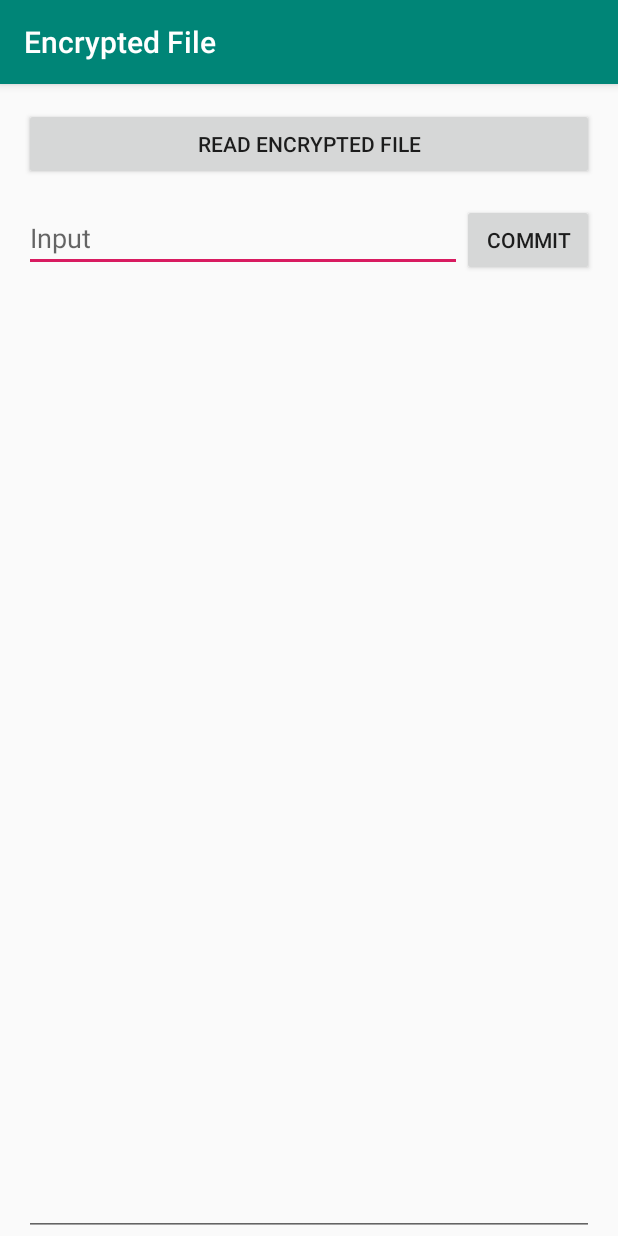
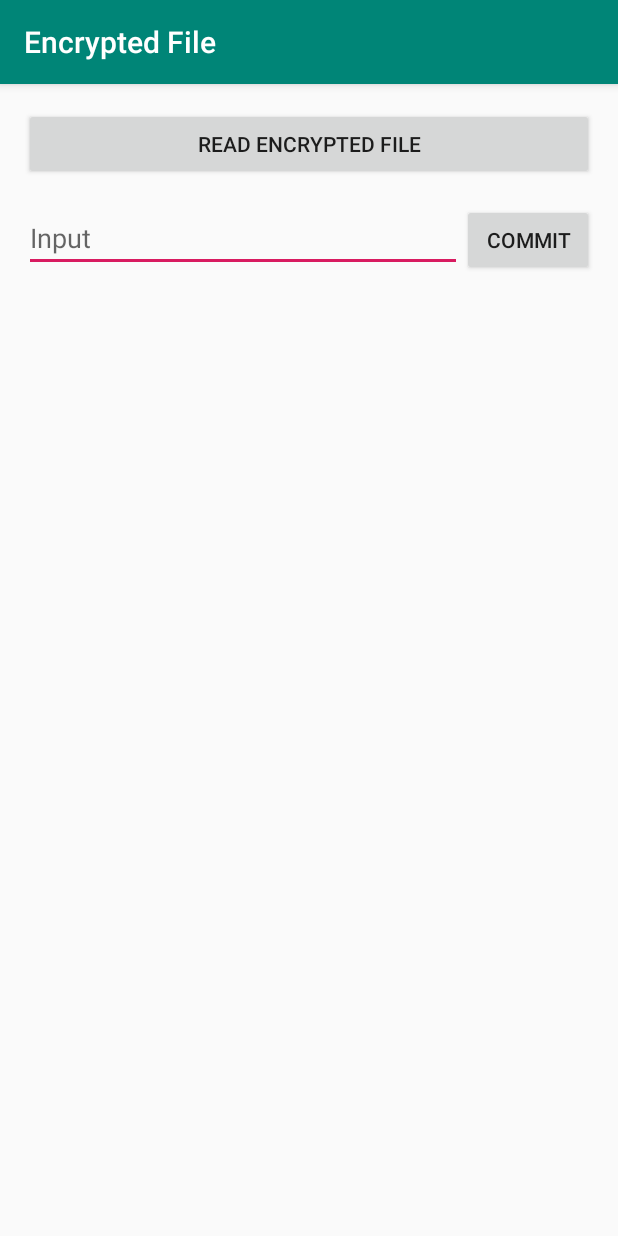
Before and after one commit to iMeePwni/Jetpack, an Android app: the EncryptedFileActivity screen opened directly, with no data from a screen before it, on a phone screen of 412 x 824 dp. Run offline under Robolectric (Android 15) with nearby library versions, the phone set to English and light mode, and no system bars.

```diff
--- a/app/src/main/java/com/imeepwni/jetpack/function/encrypted_file/EncryptedFileActivity.kt
+++ b/app/src/main/java/com/imeepwni/jetpack/function/encrypted_file/EncryptedFileActivity.kt
@@ -24,11 +24,11 @@ class EncryptedFileActivity : BaseActivity() {
 
     private fun initView() {
         btn_read_file.setOnClickListener {
-            toast("test: ${SharedPreferencesUtil.getString("test", "default")}")
+            toast("security: ${SharedPreferencesUtil.getString("security", "default")}")
         }
         btn_commit_input.setOnClickListener {
             et_input_words.getTrimText().let {
-                SharedPreferencesUtil.putString("test", it)
+                SharedPreferencesUtil.putString("security", it)
             }
         }
     }
--- a/app/src/main/res/layout/activity_encrypted_file.xml
+++ b/app/src/main/res/layout/activity_encrypted_file.xml
@@ -1,7 +1,6 @@
 <?xml version="1.0" encoding="utf-8"?>
 <androidx.constraintlayout.widget.ConstraintLayout xmlns:android="http://schemas.android.com/apk/res/android"
     xmlns:app="http://schemas.android.com/apk/res-auto"
-    xmlns:tools="http://schemas.android.com/tools"
     android:layout_width="match_parent"
     android:layout_height="match_parent">
 
@@ -39,18 +38,4 @@
         app:layout_constraintEnd_toEndOf="@+id/btn_read_file"
         app:layout_constraintStart_toEndOf="@+id/et_input_words"
         app:layout_constraintTop_toBottomOf="@+id/btn_read_file" />
-
-    <EditText
-        android:id="@+id/editText2"
-        android:layout_width="0dp"
-        android:layout_height="0dp"
-        android:layout_marginTop="16dp"
-        android:ems="10"
-        android:gravity="start|top"
-        android:inputType="textMultiLine"
-        app:layout_constraintBottom_toBottomOf="parent"
-        app:layout_constraintEnd_toEndOf="@+id/btn_commit_input"
-        app:layout_constraintStart_toStartOf="@+id/et_input_words"
-        app:layout_constraintTop_toBottomOf="@+id/et_input_words"
-        tools:text="@tools:sample/lorem/random" />
 </androidx.constraintlayout.widget.ConstraintLayout>
```
